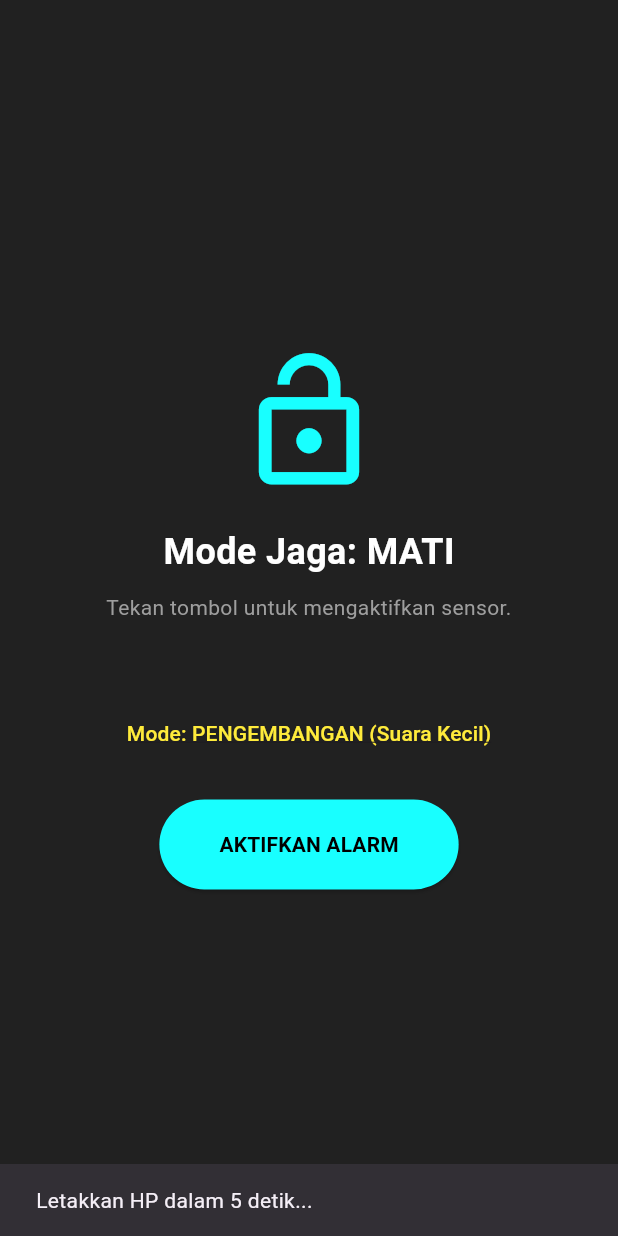
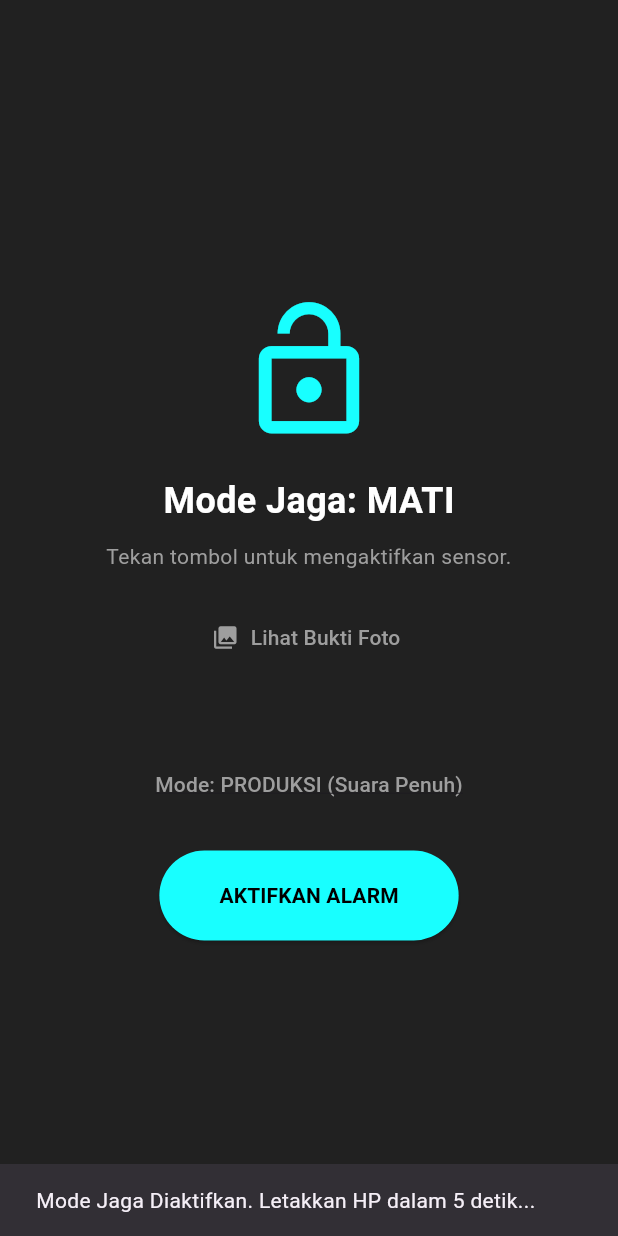
Before and after one commit to avhan052-arch/anti_maling, a Flutter app: the screen it shows after launch, after a tap on "AKTIFKAN ALARM", on a phone screen of 412 x 824 dp. Run offline on Flutter 3.47's test engine with Material 3 defaults, Android fonts, the phone set to English and light mode, and no system bars; our stand-ins replace audioplayers, camera, sensors_plus; missing offline and left inert: flutter_volume_controller.

Commit message:
Perbaikan fitur ambil foto

```diff
--- a/lib/main.dart
+++ b/lib/main.dart
@@ -4,8 +4,24 @@ import 'package:flutter/services.dart';
 import 'package:sensors_plus/sensors_plus.dart';
 import 'package:audioplayers/audioplayers.dart';
 import 'package:flutter_volume_controller/flutter_volume_controller.dart';
+// Fitur Intruder Selfie
+import 'package:camera/camera.dart';
+import 'package:path_provider/path_provider.dart';
+import 'intruder_list_screen.dart';
+// Variabel global untuk kamera
+late List<CameraDescription> cameras;
 
-void main() {
+void main() async {
+  // Pastikan binding inisialisasi agar package kamera bisa diakses
+  WidgetsFlutterBinding.ensureInitialized();
+
+  try {
+    // Ambil daftar kamera yang tersedia
+    cameras = await availableCameras();
+  } on CameraException catch (e) {
+    print('Error mengakses kamera: $e');
+  }
+
   runApp(const MaterialApp(
     debugShowCheckedModeBanner: false,
     home: AntiMalingApp(),
@@ -20,49 +36,107 @@ class AntiMalingApp extends StatefulWidget {
 }
 
 class _AntiMalingAppState extends State<AntiMalingApp> {
-  // --- VARIABEL UTAMA ---
+  // --- VARIABEL STATUS APLIKASI ---
   bool isActive = false;
   bool isAlarmTriggered = false;
-  bool isTestMode = true; // [BARU] Mode Pengujian
+  bool isTestMode = false;
 
-  // Variabel untuk sensor
+  // --- VARIABEL SENSOR & AUDIO ---
   List<double>? _initialPosition;
   StreamSubscription<UserAccelerometerEvent>? _streamSubscription;
+  final AudioPlayer _audioPlayer = AudioPlayer();
+  Timer? _loopTimer;
+  bool _isRedScreen = false;
+  double _userPreviousVolume = 0.5; // Untuk menyimpan volume asli user
 
-  // Variabel Audio
-  final AudioPlayer _audioPlayer = AudioPlayer();
-
-  // Kontroller input PIN
+  // --- VARIABEL PIN & CONTROLLER ---
   final TextEditingController _pinController = TextEditingController();
   final String correctPin = "1234";
 
-  // Timer untuk visual & getar berulang
-  Timer? _loopTimer;
-  bool _isRedScreen = false;
+  // --- VARIABEL KAMERA (Intruder Selfie) ---
+  late CameraController _cameraController;
+  bool _isCameraInitialized = false;
+  bool _isCapturing = false;
 
-  // Variabel untuk menyimpan volume asli user sebelum alarm bunyi
-  double _userPreviousVolume = 0.5;
 
   @override
   void initState() {
     super.initState();
     FlutterVolumeController.updateShowSystemUI(false);
+    _initializeCamera();
   }
 
-  @override
-  void dispose() {
-    _streamSubscription?.cancel();
-    _loopTimer?.cancel();
-    _audioPlayer.dispose();
-    _pinController.dispose();
-    super.dispose();
+  // --- FUNGSI KAMERA (INTRUDER SELFIE) ---
+  Future<void> _initializeCamera() async {
+    if (cameras.isEmpty) {
+      print("Tidak ada kamera ditemukan.");
+      return;
+    }
+
+    try {
+      // Menggunakan kamera index 1 (biasanya kamera depan)
+      _cameraController = CameraController(
+        cameras[1],
+        ResolutionPreset.low, // Resolusi rendah untuk kecepatan
+        enableAudio: false,
+      );
+
+      await _cameraController.initialize();
+      setState(() {
+        _isCameraInitialized = true;
+      });
+    } catch (e) {
+      setState(() {
+        _isCameraInitialized = false;
+      });
+      print("Gagal Inisialisasi Kamera: $e");
+    }
   }
 
-  // --- FUNGSI LOGIKA ---
+  Future<void> _captureIntruder() async {
+  // [PENTING] Cek apakah kamera sudah siap dan TIDAK sedang mengambil gambar
+  if (!_isCameraInitialized || _cameraController.value.isTakingPicture) {
+    print("Kamera sedang sibuk atau belum siap. Lewati capture.");
+    return;
+  }
+
+  setState(() {
+    _isCapturing = true; // Set flag: Sedang mengambil foto
+  });
+
+  try {
+    final directory = await getTemporaryDirectory();
+    final fileName = 'Intruder_${DateTime.now().millisecondsSinceEpoch}.jpg';
+    final path = '${directory.path}/$fileName';
+
+    final XFile image = await _cameraController.takePicture();
+
+    await image.saveTo(path);
+
+    print('FOTO BUKTI TERSIMPAN KARENA PIN SALAH DI: $path');
+
+  } catch (e) {
+    print("Error saat mengambil foto: $e");
+  } finally {
+    setState(() {
+      _isCapturing = false; // Reset flag
+    });
+  }
+}
+
+
+  // --- FUNGSI ALARM & SENSOR ---
 
   void _activateProtection() async {
+    // Cek izin kamera dan inisialisasi status
+    if (!_isCameraInitialized) {
+        ScaffoldMessenger.of(context).showSnackBar(
+          const SnackBar(content: Text('Kamera belum siap/gagal diakses. Alarm aktif tanpa foto.')),
+        );
+    }
+
     ScaffoldMessenger.of(context).showSnackBar(
-      const SnackBar(content: Text('Letakkan HP dalam 5 detik...')),
+      const SnackBar(content: Text('Mode Jaga Diaktifkan. Letakkan HP dalam 5 detik...')),
     );
 
     await Future.delayed(const Duration(seconds: 5));
@@ -72,6 +146,7 @@ class _AntiMalingAppState extends State<AntiMalingApp> {
       _initialPosition = null;
     });
 
+    // Mulai mendengarkan sensor
     _streamSubscription = userAccelerometerEventStream().listen((event) {
       if (!isActive || isAlarmTriggered) return;
 
@@ -80,6 +155,7 @@ class _AntiMalingAppState extends State<AntiMalingApp> {
         return;
       }
 
+      // Hitung pergerakan (Sensitivitas: 2.0)
       double deltaX = (event.x - _initialPosition![0]).abs();
       double deltaY = (event.y - _initialPosition![1]).abs();
       double deltaZ = (event.z - _initialPosition![2]).abs();
@@ -95,17 +171,17 @@ class _AntiMalingAppState extends State<AntiMalingApp> {
       isAlarmTriggered = true;
     });
 
-    // [LOGIKA VOLUME]
+    // [FITUR VOLUME LOCK]
     _userPreviousVolume = await FlutterVolumeController.getVolume() ?? 0.5;
-    double targetVolume = isTestMode ? 0.3 : 1.0; // Volume 30% saat Test Mode, 100% saat Normal
+    double targetVolume = isTestMode ? 0.3 : 1.0;
 
     await FlutterVolumeController.setVolume(targetVolume);
 
-    // 2. Mainkan suara sirine
+    // Mainkan suara sirine
     await _audioPlayer.setReleaseMode(ReleaseMode.loop);
     await _audioPlayer.play(AssetSource('sirine.mp3'));
 
-    // 3. Loop: Getar, Kedip Layar, dan PAKSA VOLUME (Hanya jika BUKAN Test Mode)
+    // Loop: Getar, Kedip Layar, dan PAKSA VOLUME
     _loopTimer = Timer.periodic(const Duration(milliseconds: 500), (timer) {
       setState(() {
         _isRedScreen = !_isRedScreen;
@@ -121,9 +197,11 @@ class _AntiMalingAppState extends State<AntiMalingApp> {
 
   void _stopAlarm() async {
     if (_pinController.text == correctPin) {
+      // BAGIAN PIN BENAR (kode tetap sama)
       _streamSubscription?.cancel();
       _loopTimer?.cancel();
       _audioPlayer.stop();
+      // ... (reset state lainnya) ...
 
       await FlutterVolumeController.setVolume(_userPreviousVolume);
 
@@ -132,17 +210,46 @@ class _AntiMalingAppState extends State<AntiMalingApp> {
         isAlarmTriggered = false;
         _pinController.clear();
         _isRedScreen = false;
+        // Hapus: _isPhotoTaken = false; (karena flag ini sudah tidak dipakai)
       });
 
       ScaffoldMessenger.of(context).showSnackBar(
         const SnackBar(content: Text('Alarm Dimatikan. Aman!')),
       );
     } else {
+      // BAGIAN PIN SALAH [IMPLEMENTASI BARU]
+
+      // 1. Ambil Foto Penyusup
+      if (_isCameraInitialized) {
+        await Future.delayed(const Duration(milliseconds: 200));
+        _captureIntruder();
+      }
+
+      // 2. Beri Notifikasi PIN Salah
       ScaffoldMessenger.of(context).showSnackBar(
-        const SnackBar(backgroundColor: Colors.red, content: Text('PIN SALAH!')),
+        const SnackBar(backgroundColor: Colors.red, content: Text('PIN SALAH! Foto Penyusup Diambil!')),
       );
+
+      // 3. (Opsional) Beri Getaran Panjang agar penyusup kaget
+      HapticFeedback.heavyImpact();
     }
+}
+
+  // --- DISPOSE: Bersihkan semua controller saat aplikasi ditutup ---
+  @override
+  void dispose() {
+    _streamSubscription?.cancel();
+    _loopTimer?.cancel();
+    _audioPlayer.dispose();
+    _pinController.dispose();
+
+    if (_isCameraInitialized) {
+      _cameraController.dispose();
+    }
+
+    super.dispose();
   }
+
 
   // --- TAMPILAN UI ---
   @override
@@ -186,9 +293,31 @@ class _AntiMalingAppState extends State<AntiMalingApp> {
                   style: TextStyle(
                       color: isAlarmTriggered ? Colors.black : Colors.grey),
                 ),
+                const SizedBox(height: 20),
+
+// [BARU] Tombol Lihat Bukti Foto (Hanya muncul saat alarm tidak aktif)
+if (!isActive && !isAlarmTriggered)
+  TextButton.icon(
+    onPressed: () {
+      Navigator.push(
+        context,
+        MaterialPageRoute(builder: (context) => const IntruderListScreen()),
+    ).then((_) {
+      // [BARU] Kode ini dijalankan saat user menekan tombol back dari IntruderListScreen
+      // (Jika ada state yang perlu di-update di layar utama, bisa diletakkan di sini,
+      // tapi untuk kasus ini, ini memastikan layar IntruderListScreen yang akan di-refresh)
+      // Sebenarnya, logic refresh harusnya di IntruderListScreen, tapi ini untuk jaga-jaga.
+    });
+  },
+    icon: const Icon(Icons.photo_library, color: Colors.grey),
+    label: const Text(
+      'Lihat Bukti Foto',
+      style: TextStyle(color: Colors.grey),
+    ),
+  ),
                 const SizedBox(height: 50),
 
-                // [BARU] Tombol Toggle Mode Uji
+                // Tombol Toggle Mode Uji
                 if (!isActive && !isAlarmTriggered)
                   TextButton(
                     onPressed: () {
```
Also changed, not shown: lib/intruder_list_screen.dart (added, +122 -0 lines).
